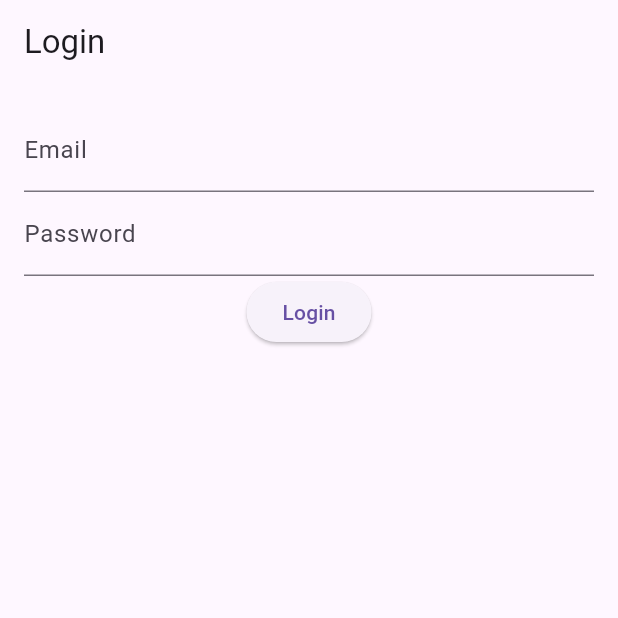
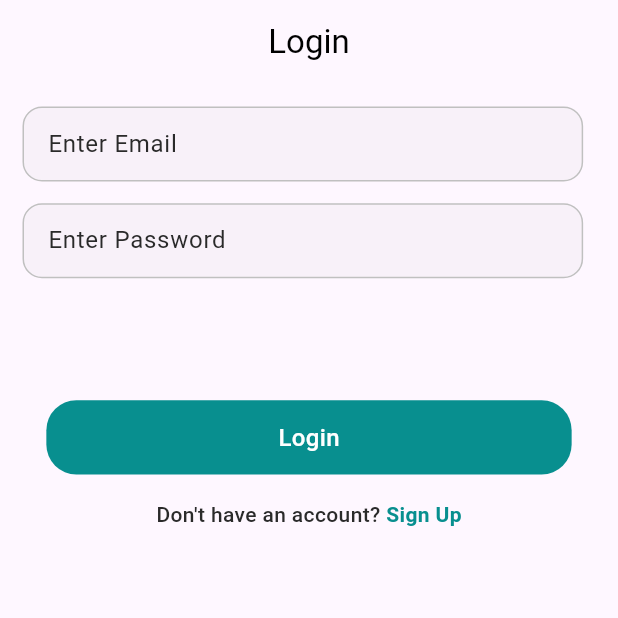
Before and after one commit to mayurpatil2991997/texhinitiatorTask, a Flutter app: the screen it shows after launch, on a phone screen of 412 x 824 dp, the top half of it. Run offline on Flutter 3.47's test engine with Material 3 defaults, Android fonts, the phone set to English and light mode, and no system bars; our stand-ins replace cloud_firestore, firebase_auth, firebase_core, flutter_bloc, sizer; accounts and stored records are empty.

Commit message:
Changed login screen ui

```diff
--- /dev/null
+++ b/lib/Themes/app_colors_theme.dart
@@ -0,0 +1,13 @@
+import 'dart:ui';
+
+class AppColor {
+  static const primaryColor = Color(0xFF088F8F);
+  static const bgColor = Color(0xFFf1f1f1);
+  static const blackColor = Color(0xFF2a2a2a);
+  static const whiteColor = Color(0xFFffffff);
+  static const greyColor = Color(0xFFC0C0C0);
+  static const redColor = Color(0xFFFF0000);
+  static const blueColor = Color(0xFF0000FF);
+  static const greenColor = Color(0xFF008000);
+  static const yellowColor = Color(0xFFFFBF00);
+}
--- /dev/null
+++ b/lib/Themes/app_text_theme.dart
@@ -0,0 +1,16 @@
+import 'package:flutter/material.dart';
+
+class AppTextStyle {
+  static TextStyle normalText = const TextStyle(
+    fontWeight: FontWeight.w400,
+  );
+  static TextStyle mediumText = const TextStyle(
+    fontWeight: FontWeight.w500,
+  );
+  static TextStyle semiBoldText = const TextStyle(
+    fontWeight: FontWeight.w600,
+  );
+  static TextStyle boldText = const TextStyle(
+    fontWeight: FontWeight.w700,
+  );
+}
--- /dev/null
+++ b/lib/Utils/form_validate.dart
@@ -0,0 +1,116 @@
+
+class FormValidate {
+  static Pattern emailPattern =
+      r"^((([a-zA-Z]|\d|[!#\$%&'\*\+\-\/=\?\^_`{\|}~]|[\u00A0-\uD7FF\uF900-\uFDCF\uFDF0-\uFFEF])+(\.([a-zA-Z]|\d|[!#\$%&'\*\+\-\/=\?\^_`{\|}~]|[\u00A0-\uD7FF\uF900-\uFDCF\uFDF0-\uFFEF])+)*)|((\x22)((((\x20|\x09)*(\x0d\x0a))?(\x20|\x09)+)?(([\x01-\x08\x0b\x0c\x0e-\x1f\x7f]|\x21|[\x23-\x5b]|[\x5d-\x7e]|[\u00A0-\uD7FF\uF900-\uFDCF\uFDF0-\uFFEF])|(\\([\x01-\x09\x0b\x0c\x0d-\x7f]|[\u00A0-\uD7FF\uF900-\uFDCF\uFDF0-\uFFEF]))))*(((\x20|\x09)*(\x0d\x0a))?(\x20|\x09)+)?(\x22)))@((([a-z]|\d|[\u00A0-\uD7FF\uF900-\uFDCF\uFDF0-\uFFEF])|(([a-z]|\d|[\u00A0-\uD7FF\uF900-\uFDCF\uFDF0-\uFFEF])([a-z]|\d|-|\.|_|~|[\u00A0-\uD7FF\uF900-\uFDCF\uFDF0-\uFFEF])*([a-z]|\d|[\u00A0-\uD7FF\uF900-\uFDCF\uFDF0-\uFFEF])))\.)+(([a-z]|[\u00A0-\uD7FF\uF900-\uFDCF\uFDF0-\uFFEF])|(([a-z]|[\u00A0-\uD7FF\uF900-\uFDCF\uFDF0-\uFFEF])([a-z]|\d|-|\.|_|~|[\u00A0-\uD7FF\uF900-\uFDCF\uFDF0-\uFFEF])*([a-z]|[\u00A0-\uD7FF\uF900-\uFDCF\uFDF0-\uFFEF])))$";
+  static RegExp emailRegEx = RegExp(emailPattern.toString());
+
+  // Validates an email address.
+  static bool isEmail(String value) {
+    if (emailRegEx.hasMatch(value.trim())) {
+      return true;
+    }
+    return false;
+  }
+
+  /*
+   * Returns an error message if email does not validate.
+   */
+  static String? validateEmail(String? value, String? errorMsg) {
+    String email = value!.trim();
+    if (email.isEmpty) {
+      return errorMsg;
+    }
+    if (!isEmail(email)) {
+      return errorMsg;
+    }
+    return null;
+  }
+
+  /*
+   * Returns an error message if email does not validate.
+   */
+  static String? validatePassword(String? value, String? errorMsg) {
+    String password = value!;
+    if (password.isEmpty) {
+      return errorMsg;
+    }
+    if (password.length < 8) {
+      return errorMsg;
+    }
+    return null;
+  }
+
+  /*
+   * Returns an error message if confirm pass does not match.
+   */
+  static String? matchPassword(
+      String password,
+      String confirmPassword, {
+        String? errorMsg,
+      }) {
+    if (confirmPassword.isEmpty) {
+      return 'Confirm password is required.';
+    }
+
+    if (password.trim() != confirmPassword.trim()) {
+      return errorMsg ?? 'Password not matched.';
+    }
+    return null;
+  }
+
+  /*
+   * Returns an error message if required field is empty.
+   */
+  static String? requiredField(String? value, String message) {
+    if (value == null || value.trim().isEmpty) {
+      return message;
+    }
+    return null;
+  }
+
+  static String? deleteAccountValidation(String? value) {
+    if (value == null || value.trim().isEmpty) {
+      return "\"Delete\" keyword is required.";
+    } else if (value != "Delete") {
+      return "\"Delete\" keyword only allow";
+    }
+    return null;
+  }
+
+
+  static bool isValidEmail(String email) {
+    // Regular expression for basic email validation
+    String emailRegex = r'^[\w+.-]+(\.[\w-]+)*@([a-zA-Z0-9-]+\.)+[a-zA-Z]{2,7}$';
+    RegExp regExp = RegExp(emailRegex);
+    return regExp.hasMatch(email);
+  }
+
+  /*
+   * Returns an error message if required field is empty.
+   */
+  static String? checkLength(
+      String? value,
+      int requiredLength,
+      String? errorMsg,
+      ) {
+    if (value?.length == requiredLength) {
+      return null;
+    } else {
+      return errorMsg;
+    }
+  }
+
+
+  static String? checkCharacterCount(String? value) {
+    if (value == null || value.trim().isEmpty) {
+      return "Input cannot be empty.";
+    } else if (value.length < 25) {
+      return "Input should contain at least 25 characters.";
+    } else if (value.length > 200) {
+      return "Input should contain less than 200 characters.";
+    }
+    return null;
+  }
+}
+
+// comment
--- a/lib/main.dart
+++ b/lib/main.dart
@@ -1,10 +1,12 @@
 import 'package:firebase_core/firebase_core.dart';
 import 'package:flutter/material.dart';
+import 'package:sizer/sizer.dart'; // Import Sizer
 import 'package:tech_initiator/screens/login_screen.dart';
+import 'package:tech_initiator/screens/sign_up_screen.dart';
 
 void main() async {
   WidgetsFlutterBinding.ensureInitialized();
-  await Firebase.initializeApp();  // Initialize Firebase
+  await Firebase.initializeApp(); // Initialize Firebase
   runApp(MyApp());
 }
 
@@ -13,13 +15,18 @@ class MyApp extends StatelessWidget {
 
   @override
   Widget build(BuildContext context) {
+    return Sizer( // Wrap MaterialApp with Sizer
+      builder: (context, orientation, deviceType) {
         return MaterialApp(
           title: 'Flutter Firebase Example',
+          debugShowCheckedModeBanner: false,
           theme: ThemeData(
             primarySwatch: Colors.blue,
             visualDensity: VisualDensity.adaptivePlatformDensity,
           ),
-      home: LoginScreen(),  // This should be your login screen
+          home: LoginScreen(), // This should be your login screen
+        );
+      },
     );
   }
 }
--- a/lib/screens/login_screen.dart
+++ b/lib/screens/login_screen.dart
@@ -1,7 +1,14 @@
 // login_screen.dart
 import 'package:firebase_auth/firebase_auth.dart';
 import 'package:flutter/material.dart';
-import 'home_screen.dart'; // Import the home screen for after login
+import 'package:sizer/sizer.dart';
+import 'package:tech_initiator/Themes/app_colors_theme.dart';
+import 'package:tech_initiator/Themes/app_text_theme.dart';
+import 'package:tech_initiator/Utils/form_validate.dart';
+import 'package:tech_initiator/screens/sign_up_screen.dart';
+import 'package:tech_initiator/widgets/button_widget.dart';
+import 'package:tech_initiator/widgets/custom_text_field.dart';
+import 'home_screen.dart';
 
 class LoginScreen extends StatefulWidget {
   @override
@@ -12,6 +19,7 @@ class _LoginScreenState extends State<LoginScreen> {
   final _emailController = TextEditingController();
   final _passwordController = TextEditingController();
   final FirebaseAuth _auth = FirebaseAuth.instance;
+  final formKey = GlobalKey<FormState>();
 
   Future<void> _login() async {
     try {
@@ -23,7 +31,8 @@ class _LoginScreenState extends State<LoginScreen> {
       Navigator.pushReplacement(
         context,
         MaterialPageRoute(
-          builder: (context) => HomeScreen(username: userCredential.user!.email!),
+          builder: (context) =>
+              HomeScreen(username: userCredential.user!.email!),
         ),
       );
     } catch (e) {
@@ -35,25 +44,94 @@ class _LoginScreenState extends State<LoginScreen> {
   @override
   Widget build(BuildContext context) {
     return Scaffold(
-      appBar: AppBar(title: Text("Login")),
-      body: Padding(
+      appBar: AppBar(
+          centerTitle: true,
+          title: const Text(
+            "Login",
+            style: TextStyle(
+              fontSize: 22,
+              color: Colors.black,
+            ),
+          )),
+      body: Form(
+          child: Padding(
             padding: const EdgeInsets.all(16.0),
             child: Column(
               children: [
-            TextField(
+                CustomTextField(
+                  hintText: "Enter Email",
                   controller: _emailController,
-              decoration: InputDecoration(labelText: 'Email'),
+                  keyboardType: null,
+                  validator: (value) {
+                    if (value!.isEmpty) {
+                      return "Please Enter Email";
+                    } else {
+                      return FormValidate.validateEmail(
+                          value, "Please Enter Valid Email");
+                    }
+                  },
                 ),
-            TextField(
+                SizedBox(
+                  height: 2.h,
+                ),
+                CustomTextField(
+                  hintText: "Enter Password",
                   controller: _passwordController,
+                  keyboardType: null,
                   obscureText: true,
-              decoration: InputDecoration(labelText: 'Password'),
+                  validator: (value) {
+                    if (value!.isEmpty) {
+                      return "Please Enter Password";
+                    } else {
+                      return FormValidate.validateEmail(
+                          value, "Please Enter Valid Password");
+                    }
+                  },
                 ),
-            ElevatedButton(
-              onPressed: _login,
-              child: Text('Login'),
+                SizedBox(
+                  height: 10.h,
                 ),
+                ButtonWidget(
+                  onTap: () {
+                    if (formKey.currentState?.validate() ?? false) {
+                      _login();
+                    }
+                  },
+                  text: "Login",
+                  textStyle: AppTextStyle.mediumText
+                      .copyWith(color: AppColor.whiteColor, fontSize: 16),
+                ),
+                SizedBox(
+                  height: 2.h,
+                ),
+                Row(
+                  mainAxisAlignment: MainAxisAlignment.center,
+                  children: [
+                    Text(
+                      "Don't have an account? ",
+                      style: AppTextStyle.mediumText
+                          .copyWith(fontSize: 14, color: AppColor.blackColor),
+                    ),
+                    InkWell(
+                      onTap: () {
+                        Navigator.pushReplacement(
+                          context,
+                          MaterialPageRoute(
+                            builder: (context) =>
+                                SignUpScreen(),
+                          ),
+                        );
+                      },
+                      child: Text(
+                        "Sign Up",
+                        style: AppTextStyle.semiBoldText.copyWith(
+                            fontSize: 14, color: AppColor.primaryColor),
+                      ),
+                    )
                   ],
+                )
+              ],
+            ),
           ),
       ),
     );
--- a/lib/screens/sign_up_screen.dart
+++ b/lib/screens/sign_up_screen.dart
@@ -20,7 +20,6 @@ class _SignUpScreenState extends State<SignUpScreen> {
         email: _emailController.text,
         password: _passwordController.text,
       );
-      // Store the username in Firestore after sign-up
       await FirebaseFirestore.instance.collection('users').doc(userCredential.user!.uid).set({
         'username': _usernameController.text,
       });
--- /dev/null
+++ b/lib/widgets/button_widget.dart
@@ -0,0 +1,59 @@
+import 'package:flutter/material.dart';
+import 'package:sizer/sizer.dart';
+import 'package:tech_initiator/Themes/app_colors_theme.dart';
+import 'package:tech_initiator/Themes/app_text_theme.dart';
+
+
+class ButtonWidget extends StatelessWidget {
+  final String? text;
+  final bool showShadow;
+  final Function()? onTap;
+  final Color? tColor, bColor,borderColor;
+  final TextStyle? textStyle;
+  final double? height, width, borderRadius;
+
+  const ButtonWidget({
+    Key? key,
+    required this.text,
+    this.tColor,
+    this.bColor,
+    this.borderColor,
+    this.height,
+    this.width,
+    this.textStyle,
+    this.showShadow = false,
+    this.borderRadius,
+    this.onTap,
+  }) : super(key: key);
+
+  @override
+  Widget build(BuildContext context) {
+    return GestureDetector(
+      onTap: onTap,
+      child: Container(
+        alignment: Alignment.center,
+        height: height ?? 6.h,
+        width: width ?? 85.w,
+        decoration: BoxDecoration(
+          color: bColor ?? AppColor.primaryColor,
+          borderRadius: BorderRadius.circular(borderRadius ?? 20),
+          border: Border.all(color: borderColor ?? Colors.transparent),
+          boxShadow: showShadow
+              ? <BoxShadow>[
+            const BoxShadow(
+              // color: AppColor.appBgColor,
+              blurRadius: 60,
+              offset: Offset(20, 20),
+            ),
+          ]
+              : [],
+        ),
+        child: Text(
+          text!,
+          style: textStyle ??
+              AppTextStyle.normalText,
+        ),
+      ),
+    );
+  }
+}
--- /dev/null
+++ b/lib/widgets/custom_text_field.dart
@@ -0,0 +1,148 @@
+import 'package:flutter/cupertino.dart';
+import 'package:flutter/material.dart';
+import 'package:flutter/painting.dart';
+import 'package:flutter/services.dart';
+import 'package:sizer/sizer.dart';
+import 'package:tech_initiator/Themes/app_colors_theme.dart';
+import 'package:tech_initiator/Themes/app_text_theme.dart';
+
+class CustomTextField extends StatelessWidget {
+  // final String label;
+  final String hintText;
+  final String? counterText;
+  final TextEditingController? controller;
+  final TextInputType? keyboardType;
+  final List<TextInputFormatter>? inputFormatters;
+  String? Function(String?)? validator;
+  Widget? widget;
+  GestureTapCallback? onTap, onSufixIconClick;
+  ValueChanged<String>? onChanged;
+  Function()? onEditingComplete;
+  ValueChanged<String>? onSubmitted;
+  FocusNode? focusNode;
+  bool obscureText = false,
+      showCursor = true,
+      readOnly = true,
+      autoFocus = false;
+  TextStyle? style;
+  TextStyle? hintStyle;
+  int? maxLength;
+  int? maxLine;
+  double? borderRadius;
+  double? left;
+  double? right;
+  bool enabled;
+  final InputDecoration? decoration;
+  Widget? suFixIcon;
+  Widget? preFix;
+  final TextInputAction? textInputAction;
+  final EdgeInsetsGeometry? contentPadding;
+  // final FormFieldValidator<String?>? validator;
+
+  CustomTextField(
+      {Key? key,
+      // this.label,
+      required this.hintText,
+      this.borderRadius,
+      this.right,
+      this.left,
+      this.inputFormatters,
+      required this.controller,
+      required this.keyboardType,
+      // this.validator,
+      this.onTap,
+      this.onChanged,
+      this.onEditingComplete,
+      this.onSubmitted,
+      this.focusNode,
+      this.showCursor = false,
+      this.obscureText = false,
+      this.readOnly = false,
+      this.autoFocus = false,
+      this.decoration,
+      this.style,
+      this.hintStyle,
+      this.counterText,
+      this.maxLength,
+      this.maxLine,
+      this.enabled = true,
+      this.preFix,
+      this.suFixIcon,
+      this.onSufixIconClick,
+      this.textInputAction,
+      this.validator,
+      this.widget,
+      this.contentPadding,
+        // required this.label,
+      })
+      : super(key: key);
+  @override
+  Widget build(BuildContext context) {
+    return Padding(
+      padding: EdgeInsets.only(right:right ?? 2.w, left: left ?? 0.w),
+      child: TextFormField(
+        style: style ?? AppTextStyle.normalText,
+        keyboardType: keyboardType,
+        controller: controller,
+        validator: validator,
+        maxLength: maxLength,
+        inputFormatters: inputFormatters,
+        maxLines: maxLine ?? 1,
+        showCursor: true,
+        enabled: enabled,
+        readOnly: readOnly,
+        autofocus: autoFocus,
+        onTap: onTap,
+        onChanged: onChanged,
+        onEditingComplete: onEditingComplete,
+        onFieldSubmitted: onSubmitted,
+        focusNode: FocusNode(),
+        obscureText: obscureText,
+        textInputAction: textInputAction,
+        cursorColor: AppColor.primaryColor,
+        autovalidateMode: AutovalidateMode.onUserInteraction,
+        decoration: decoration ??
+            InputDecoration(
+                border: const OutlineInputBorder(),
+                hintText: hintText,
+                hintStyle: hintStyle ?? AppTextStyle.normalText.copyWith(
+                  color: AppColor.blackColor,
+                  fontSize: 16
+                ),
+                focusedBorder: OutlineInputBorder(
+                  borderSide: const BorderSide(
+                    color: AppColor.greyColor,
+                    strokeAlign: 1
+                  ),
+                  borderRadius: BorderRadius.circular(borderRadius ?? 12.0),
+                ),
+                enabledBorder: OutlineInputBorder(
+                  borderSide: const BorderSide(
+                    color: AppColor.greyColor,
+                      strokeAlign: 1
+                  ),
+                  borderRadius: BorderRadius.circular(borderRadius ?? 12.0),
+                ),
+                errorBorder: OutlineInputBorder(
+                  borderSide: const BorderSide(
+                    color: AppColor.redColor,
+                  ),
+                  borderRadius: BorderRadius.circular(borderRadius ?? 12.0),
+                ),
+                isDense: true,
+                // label: Text(
+                //   label,
+                //   style: AppTextStyle.semiBold,
+                // ),
+                filled: true,
+                fillColor: AppColor.greyColor.withOpacity(0.1),
+                focusColor: AppColor.greyColor,
+                counterText: counterText ?? "",
+                contentPadding: contentPadding,
+                prefixIcon: preFix,
+                suffixIcon: suFixIcon,
+            ),
+      ),
+    );
+  }
+}
--- a/pubspec.yaml
+++ b/pubspec.yaml
@@ -16,6 +16,7 @@ dependencies:
   firebase_auth: ^5.3.3
   cloud_firestore: ^5.5.0
   flutter_bloc: ^8.1.6
+  sizer: ^2.0.15
 
 dev_dependencies:
   flutter_test:
```
Also changed, not shown: pubspec.lock. Lines whose indentation alone changed are shown as unchanged.
